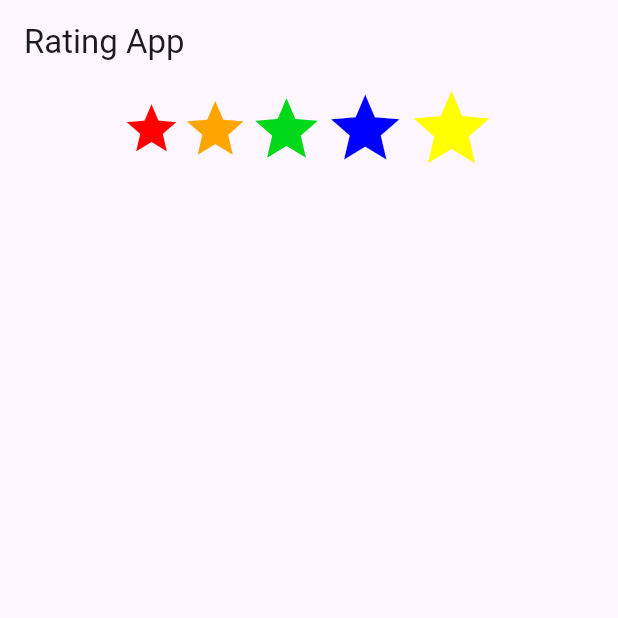
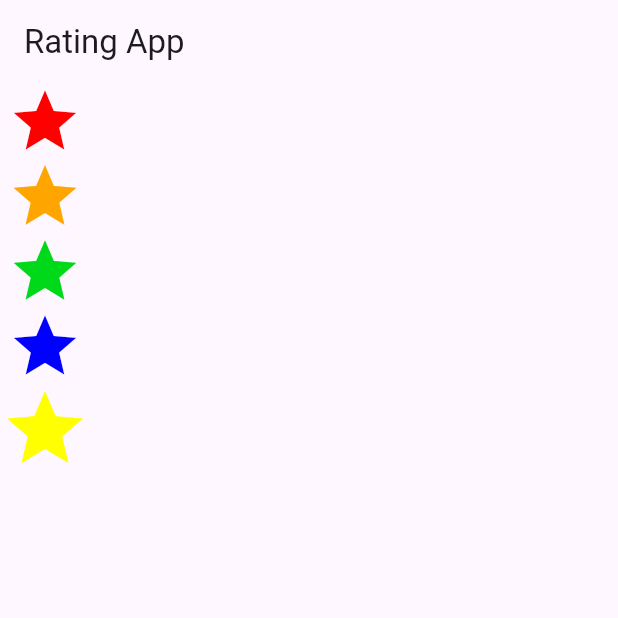
Before and after one commit to rafiwho/Moblie-Application-Design, a Flutter app: the screen it shows after launch, on a phone screen of 412 x 824 dp, the top half of it. Run offline on Flutter 3.47's test engine with Material 3 defaults, Android fonts, the phone set to English and light mode, and no system bars.

Commit message:
same app but using column & cross axis alignment

```diff
--- a/lib/main.dart
+++ b/lib/main.dart
@@ -43,17 +43,17 @@ class _MyHomePageState extends State<MyHomePage> {
       appBar: AppBar(
         title: Text(widget.title),
       ),
-      body: Row(
-  mainAxisAlignment: MainAxisAlignment.center,
+      body: Column(
+  crossAxisAlignment: CrossAxisAlignment.center,
   children: [
     Icon(
       Icons.star,
-      size: 40,
+      size: 50,
       color: Color.fromARGB(255, 255, 0, 0),
     ),
     Icon(
       Icons.star,
-      size: 45,
+      size: 50,
       color: Color.fromARGB(255, 255, 165, 0),
     ),
     Icon(
@@ -63,7 +63,7 @@ class _MyHomePageState extends State<MyHomePage> {
     ),
     Icon(
       Icons.star,
-      size: 55,
+      size: 50,
       color: Color.fromARGB(255, 0, 0, 255),
     ),
     Icon(
```
